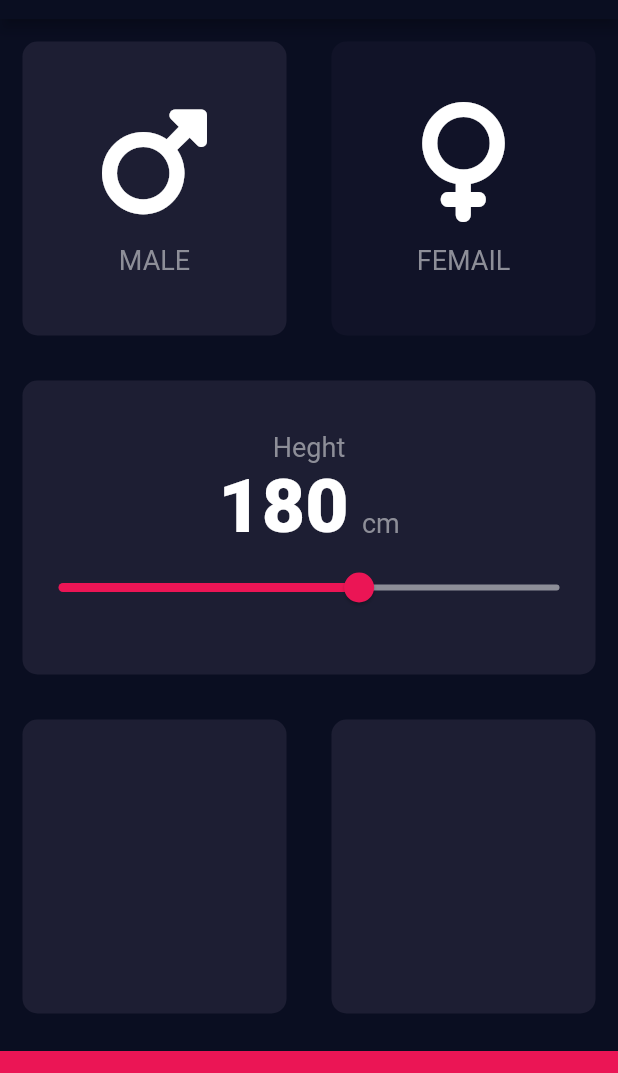
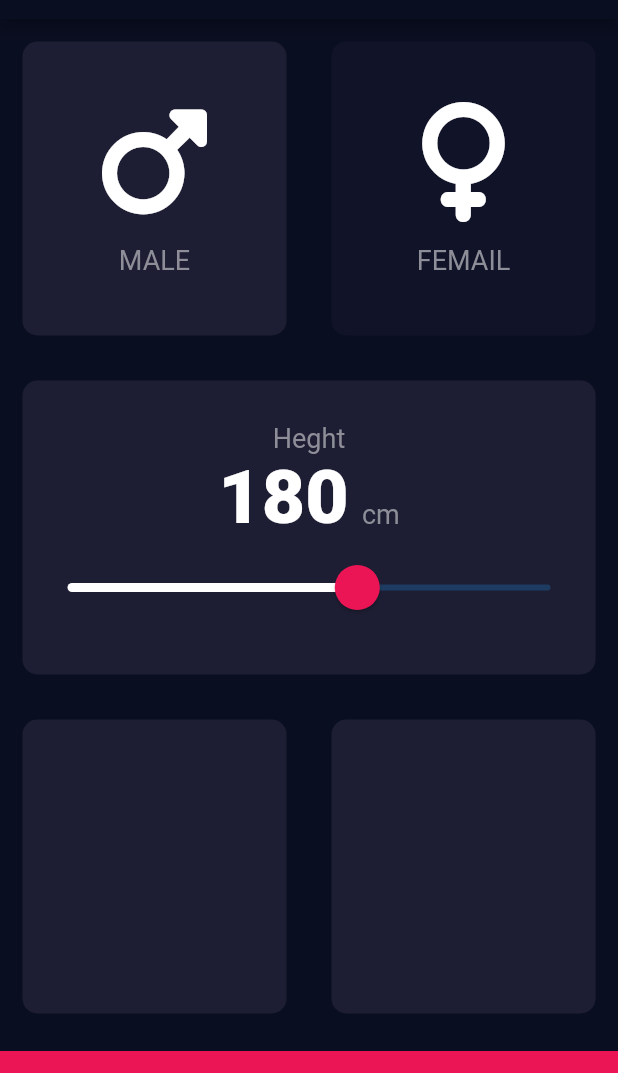
Before and after one commit to srmorteza/bmi_clalulator_flutter, a Flutter app: the screen it shows after launch, on a phone screen of 412 x 824 dp, the part 65-1138 px from its top. Run offline on Flutter 3.47's test engine with Material 2 defaults, Android fonts, the phone set to English and light mode, and no system bars; our stand-ins replace font_awesome_flutter.

Commit message:
change slider theme and complete this section 1401-7-20

```diff
--- a/lib/input_page.dart
+++ b/lib/input_page.dart
@@ -79,12 +79,24 @@ class _InputPageState extends State<InputPage> {
                       Text(height.toString() , style: kNumberTextStyle,),
                       Text('  cm',style: kLableTextStyle,)
                     ],),
-                    Slider(
+                    SliderTheme(
+                      data: SliderTheme.of(context).copyWith(
+                        thumbShape: RoundSliderThumbShape(enabledThumbRadius: 15.0),
+                        overlayShape: RoundSliderOverlayShape(overlayRadius: 30.0),
+                        thumbColor: Color(0xffeb1555),
+                        overlayColor:  Color(0x29eb1555),
+                        activeTrackColor: Colors.white,
+                        inactiveTickMarkColor: Color(0XFF8d8e98),
+
+                      ),
+
+
+                      child: Slider(
                           value: height.toDouble(),
                         min:120.0,
                         max:220.0,
-                      activeColor: Color(0XFFEB1555),
-                      inactiveColor: Color(0XFF8d8e98),
+
+
                         onChanged: (double newValue){
                             setState(() {
                               height=newValue.round();
@@ -93,6 +105,7 @@ class _InputPageState extends State<InputPage> {
                              },
 
 
+                      ),
                     )
 
                   ],
```
Lines whose indentation alone changed are shown as unchanged.
